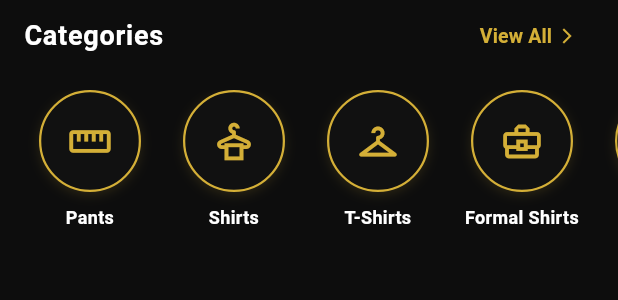
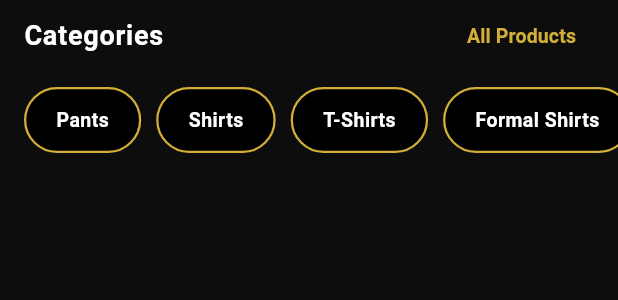
Before and after one commit to sivababu14301/RT-Android-Mobile-Application-, a Flutter app: the HomeCategories widget shown alone on an empty page, opened directly, on a phone screen of 412 x 824 dp. Shown: the top 300 px of the screen. Run offline on Flutter 3.47's test engine with Material 3 defaults, Android fonts, the phone set to English and light mode, and no system bars; our stand-ins replace dio, flutter_local_notifications, image_picker, shared_preferences, shimmer; missing offline and left inert: razorpay_flutter; accounts and stored records are empty; network calls fail.

Commit message:
Update Home Categories to a single horizontal scrolling row of text-only gold pill buttons

```diff
--- a/lib/widgets/home/home_categories.dart
+++ b/lib/widgets/home/home_categories.dart
@@ -1,83 +1,31 @@
 import 'package:flutter/material.dart';
 import 'package:provider/provider.dart';
 import '../../config/app_colors.dart';
-import '../../models/category_model.dart';
-import '../../providers/category_provider.dart';
-import '../../screens/categories_screen.dart';
-import '../../screens/products/product_list_screen.dart';
+import '../../providers/product_provider.dart';
 
-class HomeCategories extends StatefulWidget {
+class HomeCategories extends StatelessWidget {
   const HomeCategories({super.key});
 
-  @override
-  State<HomeCategories> createState() => _HomeCategoriesState();
-}
-
-class _HomeCategoriesState extends State<HomeCategories> {
-  // Standard 7 Categories in exact specified order
-  final List<CategoryModel> _standard7Categories = [
-    CategoryModel(id: '1', name: 'Pants', description: 'Custom tailored pants, trousers and jeans'),
-    CategoryModel(id: '2', name: 'Shirts', description: 'Custom tailored casual and everyday shirts'),
-    CategoryModel(id: '3', name: 'T-Shirts', description: 'Premium fitted T-shirts and polo shirts'),
-    CategoryModel(id: '4', name: 'Formal Shirts', description: 'Luxury formal dress shirts'),
-    CategoryModel(id: '5', name: 'Suits', description: 'Bespoke tailored suits and blazers'),
-    CategoryModel(id: '6', name: 'Wedding Wear', description: 'Royal wedding tuxedos and ethnic wear'),
-    CategoryModel(id: '7', name: 'Uniforms', description: 'Custom corporate and school uniforms'),
+  final List<String> _categories = const [
+    'Pants',
+    'Shirts',
+    'T-Shirts',
+    'Formal Shirts',
+    'Suits',
+    'Wedding Wear',
+    'Uniforms',
   ];
 
   @override
-  void initState() {
-    super.initState();
-    WidgetsBinding.instance.addPostFrameCallback((_) {
-      context.read<CategoryProvider>().fetchCategories();
-    });
-  }
+  Widget build(BuildContext context) {
+    return Consumer<ProductProvider>(
+      builder: (context, productProvider, child) {
+        final String selectedCat = productProvider.selectedCategory;
 
-  List<CategoryModel> _getOrderedCategories(List<CategoryModel> fetched) {
-    if (fetched.isEmpty) return _standard7Categories;
-
-    final List<String> targetOrder = [
-      'pants',
-      'shirts',
-      't-shirts',
-      'formal shirts',
-      'suits',
-      'wedding wear',
-      'uniforms',
-    ];
-
-    final List<CategoryModel> result = [];
-    for (String target in targetOrder) {
-      final match = fetched.firstWhere(
-        (c) {
-          final name = c.name.trim().toLowerCase();
-          if (target == 't-shirts') return name.contains('t-shirt') || name.contains('tshirt');
-          if (target == 'formal shirts') return name.contains('formal shirt');
-          if (target == 'shirts') return name == 'shirts' || name == 'shirt';
-          if (target == 'pants') return name.contains('pant') || name.contains('trouser') || name.contains('jean');
-          if (target == 'suits') return name.contains('suit');
-          if (target == 'wedding wear') return name.contains('wedding');
-          if (target == 'uniforms') return name.contains('uniform');
-          return name == target;
-        },
-        orElse: () => _standard7Categories.firstWhere(
-          (sc) => sc.name.toLowerCase().contains(target.split(' ')[0]),
-        ),
-      );
-      if (!result.any((r) => r.name.toLowerCase() == match.name.toLowerCase())) {
-        result.add(match);
-      }
-    }
-
-    return result.length == 7 ? result : _standard7Categories;
-  }
-
-  @override
-  Widget build(BuildContext context) {
         return Column(
           crossAxisAlignment: CrossAxisAlignment.start,
           children: [
-        // Header Row with Title and View All
+            // Header Row: Categories Title & View All Action
             Padding(
               padding: const EdgeInsets.symmetric(horizontal: 16.0),
               child: Row(
@@ -94,111 +42,84 @@ class _HomeCategoriesState extends State<HomeCategories> {
                   ),
                   TextButton(
                     onPressed: () {
-                  Navigator.push(
-                    context,
-                    MaterialPageRoute(
-                      builder: (context) => const CategoriesScreen(),
-                    ),
-                  );
+                      productProvider.resetToAll();
                     },
-                child: const Row(
-                  children: [
-                    Text(
-                      'View All',
-                      style: TextStyle(
+                    child: Text(
+                      selectedCat != 'All' ? 'Clear Filter' : 'All Products',
+                      style: const TextStyle(
                         color: AppColors.gold,
                         fontWeight: FontWeight.bold,
                         fontSize: 13,
                       ),
                     ),
-                    SizedBox(width: 4),
-                    Icon(Icons.arrow_forward_ios, size: 12, color: AppColors.gold),
-                  ],
-                ),
                   ),
                 ],
               ),
             ),
-        const SizedBox(height: 12),
+            const SizedBox(height: 10),
 
-        Consumer<CategoryProvider>(
-          builder: (context, categoryProvider, child) {
-            final List<CategoryModel> categories = _getOrderedCategories(categoryProvider.categories);
-
-            return SizedBox(
-              height: 108,
+            // Single Horizontal Scrolling Row of Text-Only Pill Buttons
+            SizedBox(
+              height: 44,
               child: ListView.builder(
                 scrollDirection: Axis.horizontal,
                 physics: const BouncingScrollPhysics(),
-                padding: const EdgeInsets.symmetric(horizontal: 12),
-                itemCount: categories.length,
+                padding: const EdgeInsets.symmetric(horizontal: 16),
+                itemCount: _categories.length,
                 itemBuilder: (context, index) {
-                  return _buildCategoryItem(context, categories[index]);
+                  final String category = _categories[index];
+                  final bool isSelected = (selectedCat.toLowerCase().trim() == category.toLowerCase().trim());
+
+                  return Padding(
+                    padding: const EdgeInsets.only(right: 10.0),
+                    child: GestureDetector(
+                      onTap: () {
+                        if (isSelected) {
+                          productProvider.resetToAll();
+                        } else {
+                          productProvider.setCategory(category);
+                        }
                       },
+                      child: AnimatedContainer(
+                        duration: const Duration(milliseconds: 200),
+                        padding: const EdgeInsets.symmetric(horizontal: 20, vertical: 10),
+                        decoration: BoxDecoration(
+                          color: isSelected ? AppColors.gold : Colors.black,
+                          borderRadius: BorderRadius.circular(22),
+                          border: Border.all(
+                            color: AppColors.gold,
+                            width: 1.5,
+                          ),
+                          boxShadow: isSelected
+                              ? [
+                                  BoxShadow(
+                                    color: AppColors.gold.withValues(alpha: 0.3),
+                                    blurRadius: 8,
+                                    offset: const Offset(0, 2),
+                                  ),
+                                ]
+                              : null,
+                        ),
+                        child: Center(
+                          child: Text(
+                            category,
+                            style: TextStyle(
+                              color: isSelected ? Colors.black : Colors.white,
+                              fontSize: 13,
+                              fontWeight: isSelected ? FontWeight.bold : FontWeight.w600,
+                              letterSpacing: 0.3,
+                            ),
+                          ),
+                        ),
+                      ),
                     ),
                   );
                 },
               ),
+            ),
           ],
         );
-  }
-
-  Widget _buildCategoryItem(BuildContext context, CategoryModel category) {
-    return Padding(
-      padding: const EdgeInsets.symmetric(horizontal: 8.0),
-      child: GestureDetector(
-        onTap: () {
-          Navigator.push(
-            context,
-            MaterialPageRoute(
-              builder: (context) => ProductListScreen(initialCategory: category.name),
-            ),
-          );
       },
-        child: SizedBox(
-          width: 80,
-          child: Column(
-            mainAxisSize: MainAxisSize.min,
-            children: [
-              Container(
-                width: 68,
-                height: 68,
-                decoration: BoxDecoration(
-                  shape: BoxShape.circle,
-                  color: AppColors.card,
-                  border: Border.all(color: AppColors.gold, width: 1.5),
-                  boxShadow: [
-                    BoxShadow(
-                      color: AppColors.gold.withValues(alpha: 0.15),
-                      blurRadius: 6,
-                      offset: const Offset(0, 2),
-                    ),
-                  ],
-                ),
-                child: Center(
-                  child: Icon(
-                    category.iconData,
-                    color: AppColors.gold,
-                    size: 30,
-                  ),
-                ),
-              ),
-              const SizedBox(height: 8),
-              Text(
-                category.name,
-                textAlign: TextAlign.center,
-                style: const TextStyle(
-                  color: Colors.white,
-                  fontSize: 12,
-                  fontWeight: FontWeight.w600,
-                ),
-                maxLines: 1,
-                overflow: TextOverflow.ellipsis,
-              ),
-            ],
-          ),
-        ),
-      ),
     );
   }
 }
```
Also changed, not shown: lib/screens/home/home_screen.dart (+3 -85 lines). Lines whose indentation alone changed are shown as unchanged.
